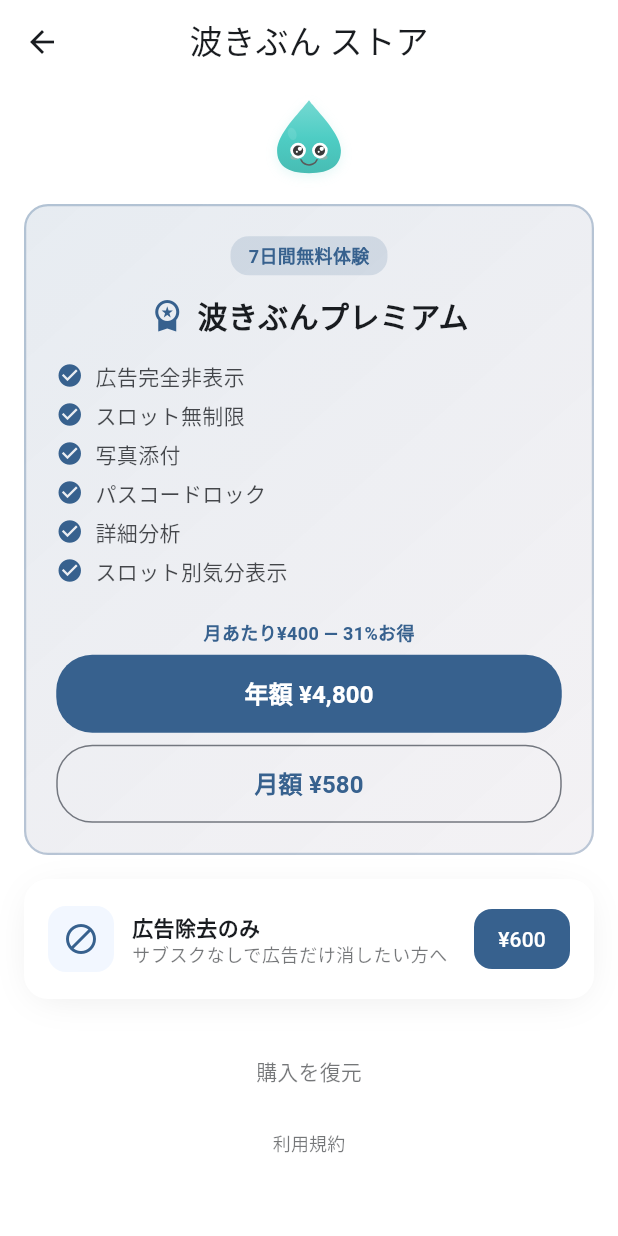
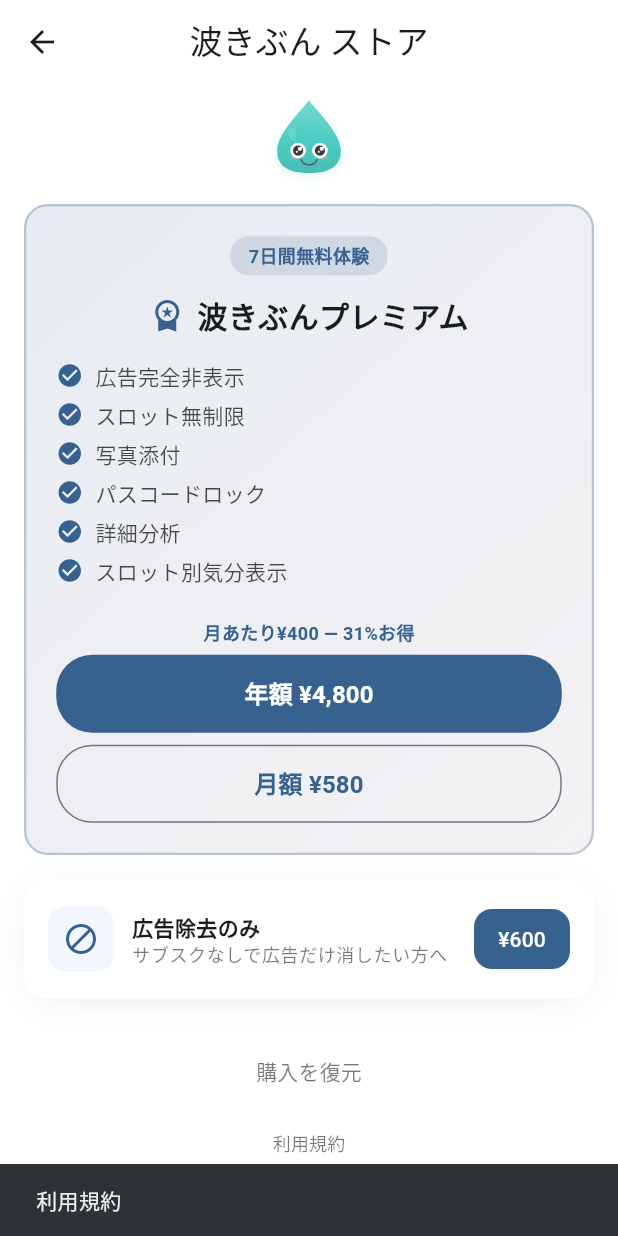
Before and after one commit to Naname0109/namikibun, a Flutter app: the StoreScreen screen opened directly, after a tap on "利用規約", on a phone screen of 412 x 824 dp. Run offline on Flutter 3.47's test engine with Material 3 defaults, Android fonts, the phone set to English and light mode, and no system bars; our stand-ins replace fl_chart, flutter_local_notifications, flutter_riverpod, freezed_annotation, go_router, google_mobile_ads and 6 more; accounts and stored records are empty.

Commit message:
Add terms of use and privacy policy links for App Store review
Add url_launcher package and implement functional links for EULA
and privacy policy in store and settings screens.

Co-Authored-By: Claude Opus 4.6 (1M context) <noreply@anthropic.com>

```diff
--- a/lib/constants/app_constants.dart
+++ b/lib/constants/app_constants.dart
@@ -5,6 +5,12 @@ import 'package:namikibun/l10n/app_localizations.dart';
 /// アプリ全体で使用する定数
 class AppConstants {
   AppConstants._();
+
+  // 外部リンク
+  static const String termsOfUseUrl =
+      'https://www.apple.com/legal/internet-services/itunes/dev/stdeula/';
+  static const String privacyPolicyUrl =
+      'https://naname0109.github.io/namikibun/';
 
   // 日付境界: 午前4時
   static const int dateBoundaryHour = 4;
--- a/lib/screens/store_screen.dart
+++ b/lib/screens/store_screen.dart
@@ -1,5 +1,6 @@
 import 'package:flutter/material.dart';
 import 'package:flutter_riverpod/flutter_riverpod.dart';
+import 'package:url_launcher/url_launcher.dart';
 
 import 'package:namikibun/constants/app_constants.dart';
 import 'package:namikibun/constants/design_tokens.dart';
@@ -65,11 +66,43 @@ class StoreScreen extends ConsumerWidget {
           // 利用規約
           Center(
             child: TextButton(
-              onPressed: () {
-                // TODO: 利用規約ページ
+              onPressed: () async {
+                final url = Uri.parse(AppConstants.termsOfUseUrl);
+                if (!await launchUrl(url,
+                    mode: LaunchMode.externalApplication)) {
+                  if (context.mounted) {
+                    ScaffoldMessenger.of(context).showSnackBar(
+                      SnackBar(content: Text(l10n.termsOfUse)),
+                    );
+                  }
+                }
               },
               child: Text(
                 l10n.termsOfUse,
+                style: TextStyle(
+                  fontSize: 12,
+                  color: theme.colorScheme.onSurface.withValues(alpha: 0.6),
+                ),
+              ),
+            ),
+          ),
+
+          // プライバシーポリシー
+          Center(
+            child: TextButton(
+              onPressed: () async {
+                final url = Uri.parse(AppConstants.privacyPolicyUrl);
+                if (!await launchUrl(url,
+                    mode: LaunchMode.externalApplication)) {
+                  if (context.mounted) {
+                    ScaffoldMessenger.of(context).showSnackBar(
+                      SnackBar(content: Text(l10n.privacyPolicy)),
+                    );
+                  }
+                }
+              },
+              child: Text(
+                l10n.privacyPolicy,
                 style: TextStyle(
                   fontSize: 12,
                   color: theme.colorScheme.onSurface.withValues(alpha: 0.6),
--- a/pubspec.yaml
+++ b/pubspec.yaml
@@ -51,6 +51,7 @@ dependencies:
   path: ^1.9.1
   crypto: ^3.0.6
   intl: ^0.20.2
+  url_launcher: ^6.3.1
 
 dev_dependencies:
   flutter_test:
```
Also changed, not shown: lib/screens/settings_screen.dart (+22 -2 lines), pubspec.lock, 5 other files.
